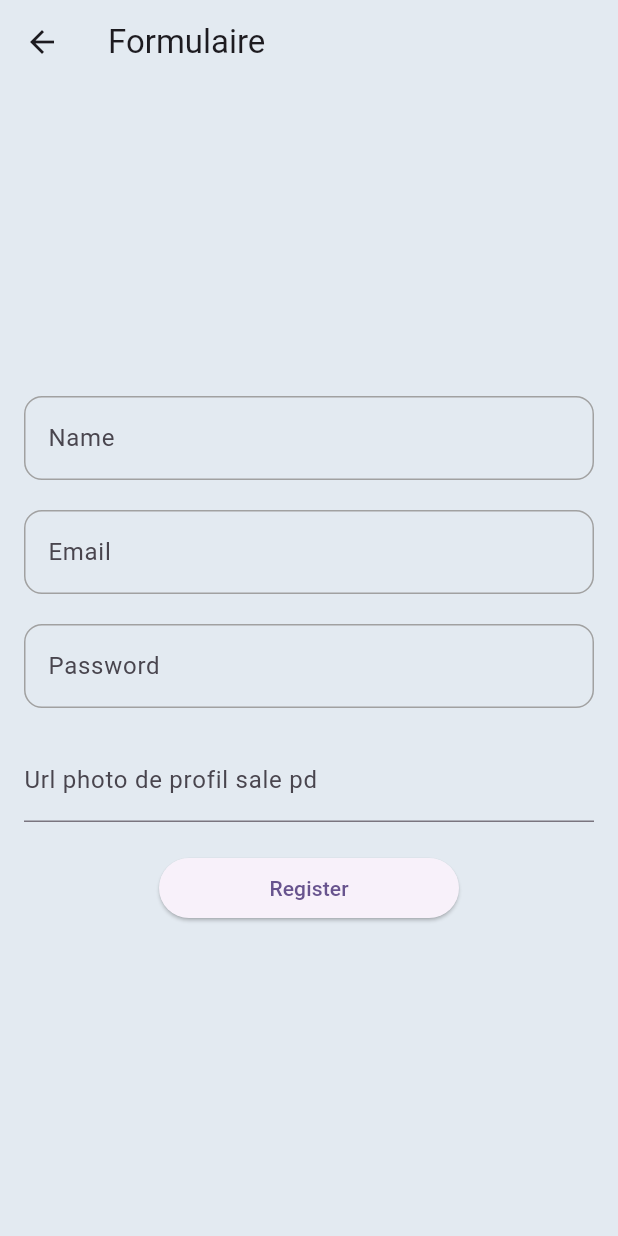
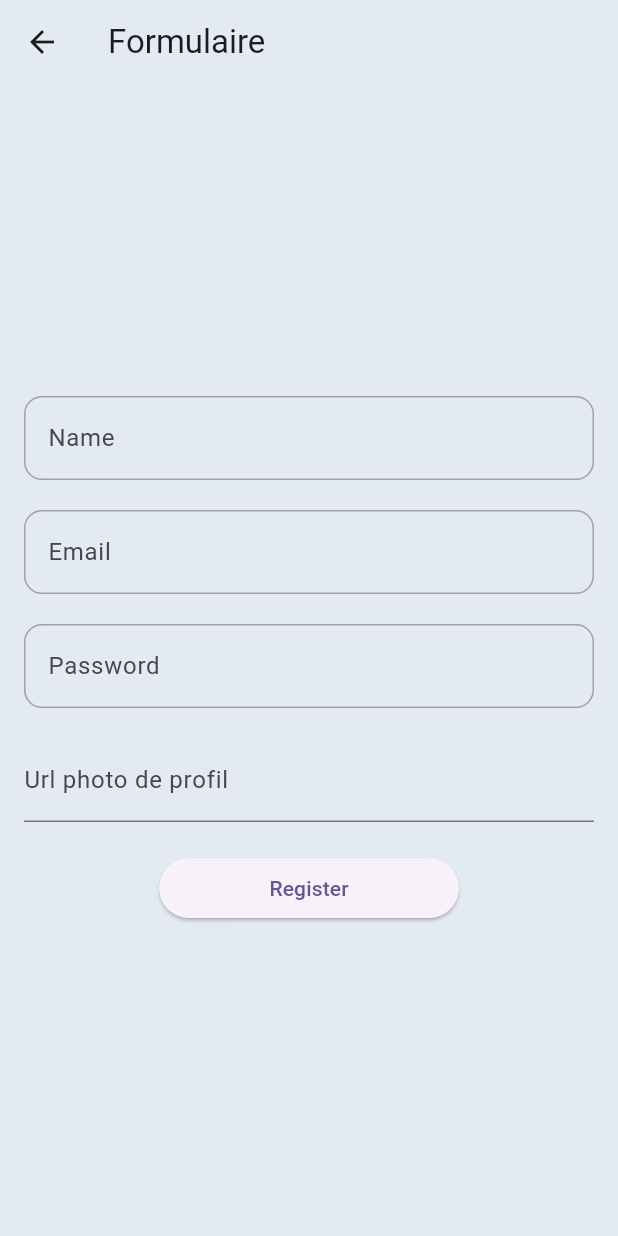
Before and after one commit to Traylen/ChevalDeTroie, a Flutter app: the Register screen opened directly, on a phone screen of 412 x 824 dp. Run offline on Flutter 3.47's test engine with Material 3 defaults, Android fonts, the phone set to English and light mode, and no system bars; our stand-ins replace carousel_slider, google_nav_bar, table_calendar; missing offline and left inert: dart:ffi, mongo_dart.

Commit message:
fix pp register

```diff
--- a/lib/View/authentification/register.dart
+++ b/lib/View/authentification/register.dart
@@ -123,7 +123,7 @@ class _RegisterState extends State<Register> {
                 TextFormField(
                   controller: _PPController,
                   decoration: const InputDecoration(
-                      labelText: 'Url photo de profil sale pd'),
+                      labelText: 'Url photo de profil'),
                   validator: (value) {
                     if (value == null || value.isEmpty) {
                       return 'Veuillez remplir ce champ';
```
